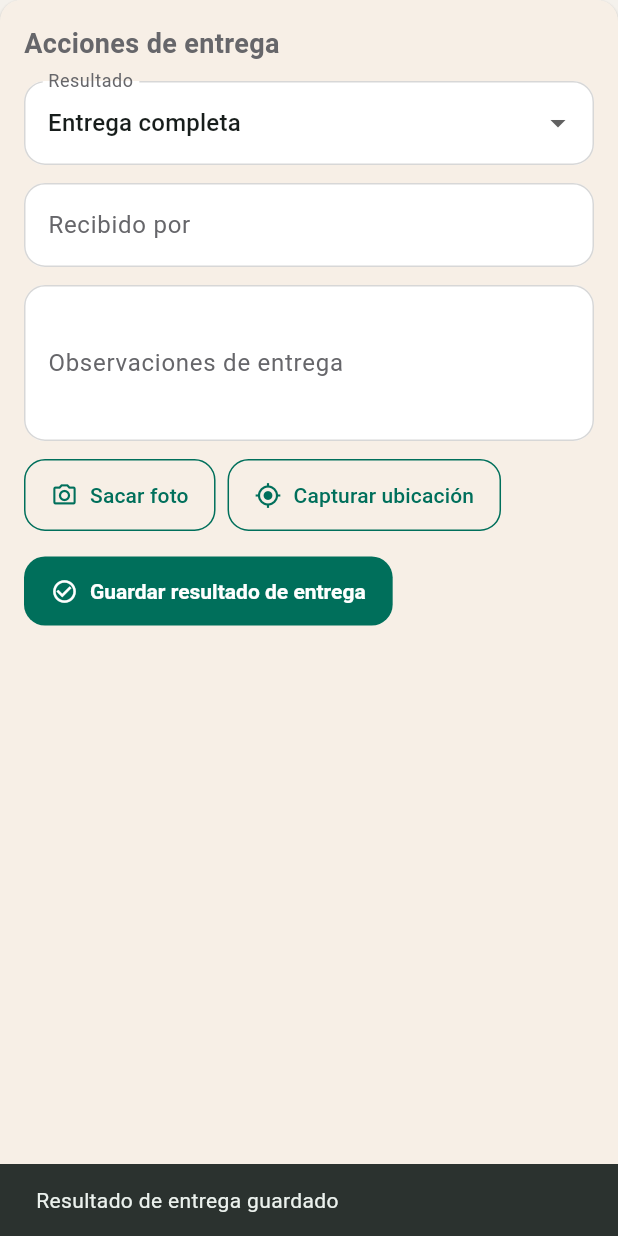
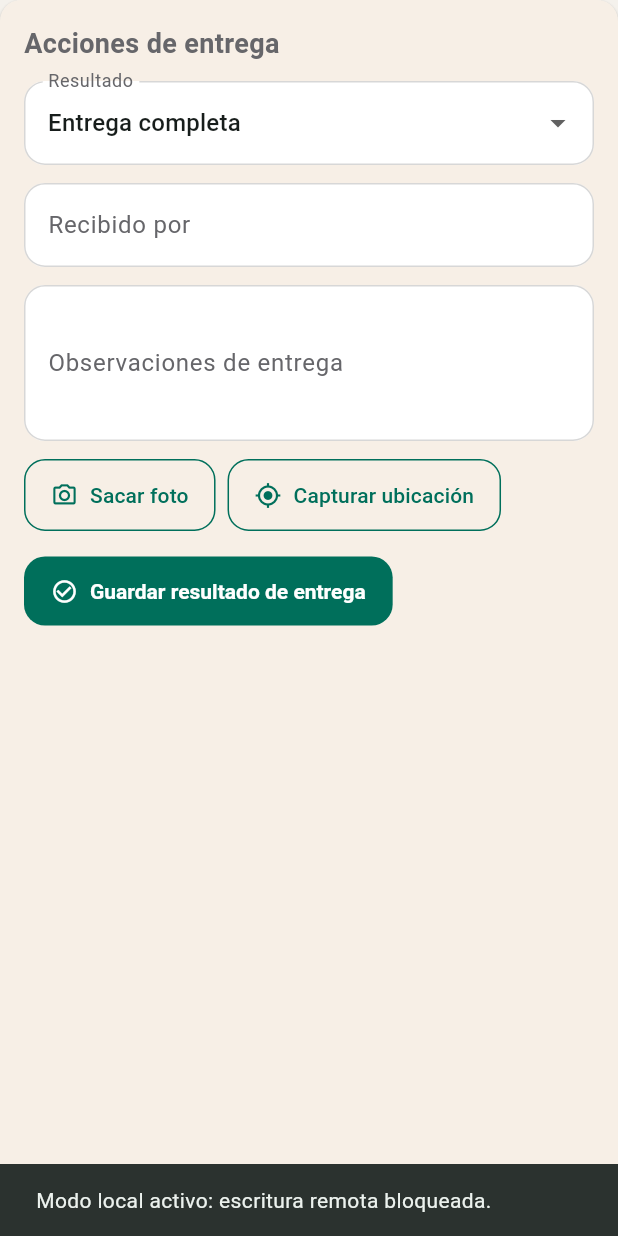
Before and after one commit to EduMorales28/LogisticaBarraca, a Flutter app: the DeliveryEvidencePanel widget shown alone on an empty page, opened directly with empty values, after a tap on "Guardar resultado de entrega", on a phone screen of 412 x 824 dp. Run offline on Flutter 3.47's test engine with Material 3 defaults, Android fonts, the phone set to English and light mode, and no system bars; our stand-ins replace cloud_firestore, file_picker, firebase_auth, firebase_core, firebase_storage, geolocator and 2 more; accounts and stored records are empty; Roboto replaces fonts that are missing (Arial).

Commit message:
Seguridad local: bloquear escrituras remotas en modo local-only

```diff
--- /dev/null
+++ b/lib/local_mode.dart
@@ -0,0 +1,7 @@
+const bool kLocalOnlyMode = bool.fromEnvironment(
+  'LOCAL_ONLY_MODE',
+  defaultValue: true,
+);
+
+const String kLocalOnlyWriteBlockedMessage =
+    'Modo local activo: escritura remota bloqueada.';
```
Also changed, not shown: lib/main.dart (+33 -0 lines), lib/screens/dispatch_planning_page.dart (+7 -0 lines), lib/screens/orders_page.dart (+24 -0 lines), 1 other file.
